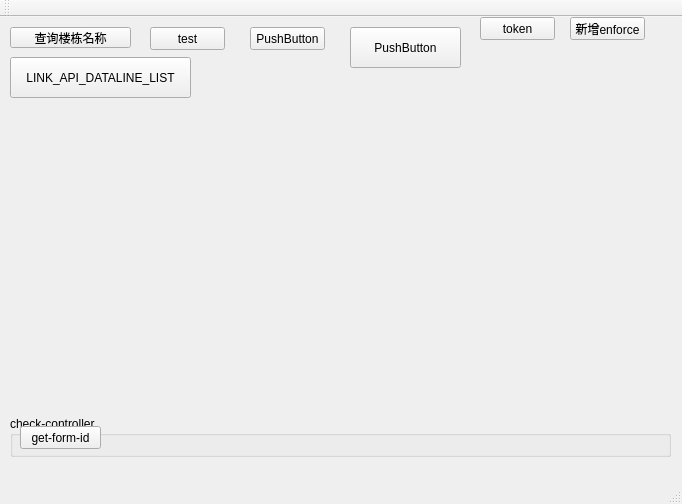
Qt form CommandCenter/MainApp/mainwindow.ui (LDevin/CommandCenter) before a commit.
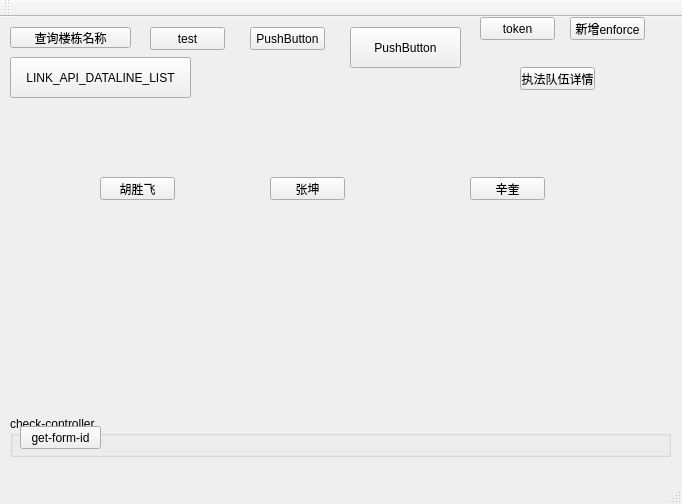
The same form after that commit.

The edit to the form file:
```diff
--- a/CommandCenter/MainApp/mainwindow.ui
+++ b/CommandCenter/MainApp/mainwindow.ui
@@ -131,6 +131,58 @@
      </property>
     </widget>
    </widget>
+   <widget class="QPushButton" name="pushButton_8">
+    <property name="geometry">
+     <rect>
+      <x>520</x>
+      <y>50</y>
+      <width>75</width>
+      <height>23</height>
+     </rect>
+    </property>
+    <property name="text">
+     <string>执法队伍详情</string>
+    </property>
+   </widget>
+   <widget class="QPushButton" name="pushButton_9">
+    <property name="geometry">
+     <rect>
+      <x>100</x>
+      <y>160</y>
+      <width>75</width>
+      <height>23</height>
+     </rect>
+    </property>
+    <property name="text">
+     <string>胡胜飞</string>
+    </property>
+   </widget>
+   <widget class="QPushButton" name="pushButton_10">
+    <property name="geometry">
+     <rect>
+      <x>270</x>
+      <y>160</y>
+      <width>75</width>
+      <height>23</height>
+     </rect>
+    </property>
+    <property name="text">
+     <string>张坤</string>
+    </property>
+   </widget>
+   <widget class="QPushButton" name="pushButton_11">
+    <property name="geometry">
+     <rect>
+      <x>470</x>
+      <y>160</y>
+      <width>75</width>
+      <height>23</height>
+     </rect>
+    </property>
+    <property name="text">
+     <string>辛奎</string>
+    </property>
+   </widget>
   </widget>
   <widget class="QMenuBar" name="menuBar">
    <property name="geometry">
```
